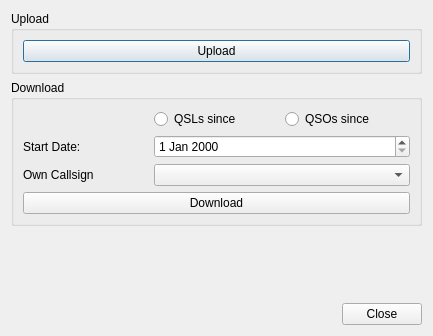
First picture: the form in ui/LotwDialog.ui, repository k5mcd/QLog, before the edit.
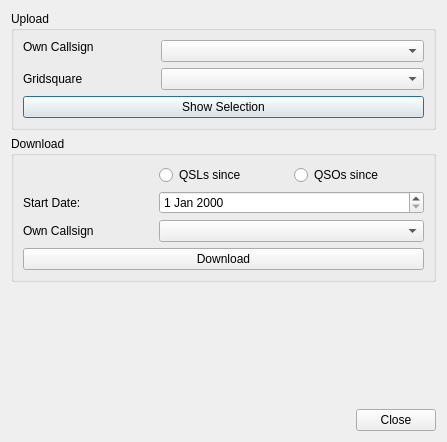
Second picture: the form after the edit.

Commit message: LoTW: Show uploaded QSOs; Added TQSL path to Setting Dialog

```diff
--- a/ui/LotwDialog.ui
+++ b/ui/LotwDialog.ui
@@ -6,8 +6,8 @@
    <rect>
     <x>0</x>
     <y>0</y>
-    <width>433</width>
-    <height>336</height>
+    <width>447</width>
+    <height>442</height>
    </rect>
   </property>
   <property name="windowTitle">
@@ -21,12 +21,32 @@
      </property>
      <layout class="QGridLayout" name="gridLayout">
       <item row="0" column="0">
-       <widget class="QPushButton" name="uploadButton">
+       <widget class="QLabel" name="myCallsignLabel">
         <property name="text">
-         <string>Upload</string>
+         <string>Own Callsign</string>
         </property>
        </widget>
       </item>
+      <item row="2" column="0">
+       <widget class="QLabel" name="myGridLabel">
+        <property name="text">
+         <string>Gridsquare</string>
+        </property>
+       </widget>
+      </item>
+      <item row="3" column="0" colspan="3">
+       <widget class="QPushButton" name="showButton">
+        <property name="text">
+         <string>Show Selection</string>
+        </property>
+       </widget>
+      </item>
+      <item row="0" column="1" rowspan="2" colspan="2">
+       <widget class="QComboBox" name="myCallsignCombo"/>
+      </item>
+      <item row="2" column="1" colspan="2">
+       <widget class="QComboBox" name="myGridCombo"/>
+      </item>
      </layout>
     </widget>
    </item>
```
Left out of the diff: 24 changed lines with no effect on the pictures. The commit also changes 9 other files.
